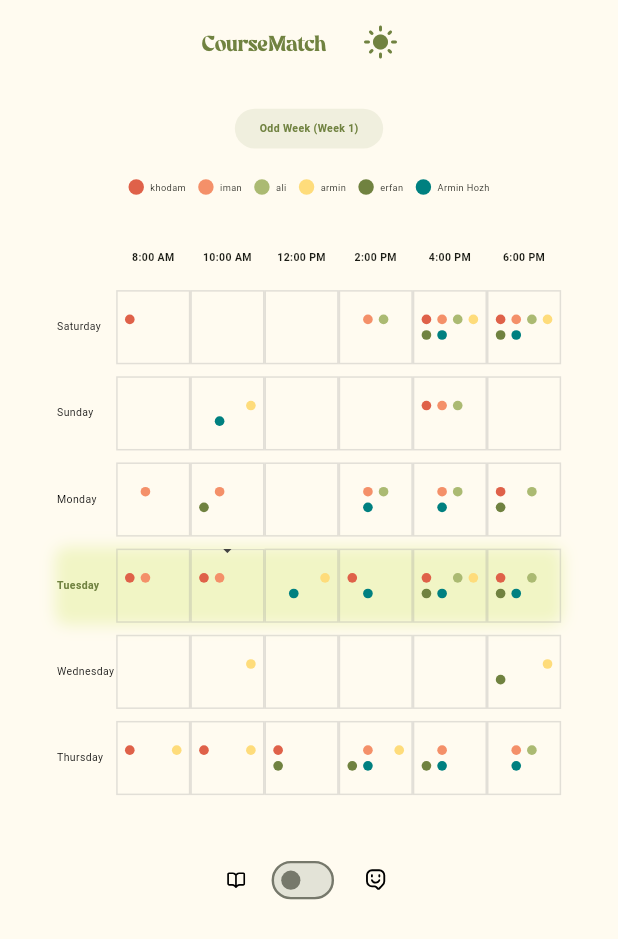
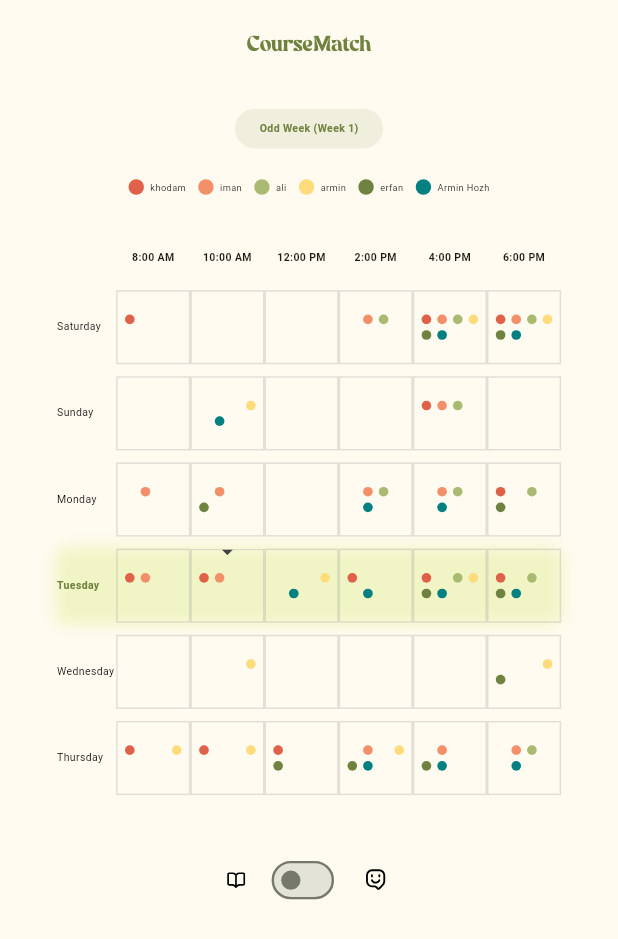
Before and after one commit to mohammad-elahii/course_match, a Flutter app: the screen it shows after launch, on a phone screen of 412 x 824 dp. Shown: the top 939 px of the screen. Run offline on Flutter 3.47's test engine with Material 3 defaults, Android fonts, the light colour scheme and no system bars; our stand-ins replace flutter_svg.

Commit message:
Revert: remove theme/dark-mode toggle and restore previous UI

```diff
--- a/lib/main.dart
+++ b/lib/main.dart
@@ -1,81 +1,22 @@
 import 'package:flutter/material.dart';
 import 'package:course_match/schedule_page.dart';
-import 'package:shared_preferences/shared_preferences.dart';
 
-void main() async {
-  WidgetsFlutterBinding.ensureInitialized();
-  final prefs = await SharedPreferences.getInstance();
-  final saved = prefs.getString('themeMode');
-  final initialMode = _themeModeFromString(saved);
-  runApp(MyApp(initialMode: initialMode));
+void main() {
+  runApp(const MyApp());
 }
 
-ThemeMode _themeModeFromString(String? value) {
-  switch (value) {
-    case 'dark':
-      return ThemeMode.dark;
-    case 'light':
-      return ThemeMode.light;
-    default:
-      return ThemeMode.system;
-  }
-}
-
-String _themeModeToString(ThemeMode mode) {
-  switch (mode) {
-    case ThemeMode.dark:
-      return 'dark';
-    case ThemeMode.light:
-      return 'light';
-    case ThemeMode.system:
-    default:
-      return 'system';
-  }
-}
-
-class MyApp extends StatefulWidget {
-  const MyApp({super.key, required this.initialMode});
-  final ThemeMode initialMode;
-
-  @override
-  State<MyApp> createState() => _MyAppState();
-}
-
-class _MyAppState extends State<MyApp> {
-  late ThemeMode _themeMode;
-
-  @override
-  void initState() {
-    super.initState();
-    _themeMode = widget.initialMode;
-  }
-
-  Future<void> _toggleTheme() async {
-    setState(() {
-      _themeMode = _themeMode == ThemeMode.dark ? ThemeMode.light : ThemeMode.dark;
-    });
-    final prefs = await SharedPreferences.getInstance();
-    await prefs.setString('themeMode', _themeModeToString(_themeMode));
-  }
+class MyApp extends StatelessWidget {
+  const MyApp({super.key});
 
   @override
   Widget build(BuildContext context) {
     return MaterialApp(
       title: 'CourseMatch',
       theme: ThemeData(
-        brightness: Brightness.light,
-        colorScheme: ColorScheme.fromSeed(seedColor: const Color(0xFF708240), brightness: Brightness.light),
-        scaffoldBackgroundColor: const Color(0xFFFFFBF0),
+        colorScheme: ColorScheme.fromSeed(seedColor: const Color(0xFF708240)),
         useMaterial3: true,
       ),
-      darkTheme: ThemeData(
-        brightness: Brightness.dark,
-        colorScheme: ColorScheme.fromSeed(seedColor: const Color(0xFF708240), brightness: Brightness.dark),
-        scaffoldBackgroundColor: const Color(0xFF121212),
-        useMaterial3: true,
-      ),
-      themeMode: _themeMode,
-      home: SchedulePage(title: 'CourseMatch', onToggleTheme: _toggleTheme, isDark: _themeMode == ThemeMode.dark),
+      home: const SchedulePage(title: 'CourseMatch'),
       debugShowCheckedModeBanner: false,
     );
   }
--- a/lib/schedule_page.dart
+++ b/lib/schedule_page.dart
@@ -4,10 +4,8 @@ import 'package:flutter/services.dart';
 import 'package:flutter_svg/svg.dart';
 
 class SchedulePage extends StatefulWidget {
-  const SchedulePage({super.key, required this.title, this.onToggleTheme, this.isDark = false});
+  const SchedulePage({super.key, required this.title});
   final String title;
-  final VoidCallback? onToggleTheme;
-  final bool isDark;
 
   @override
   State<SchedulePage> createState() => _SchedulePageState();
@@ -208,12 +206,6 @@ class _SchedulePageState extends State<SchedulePage> {
                 fontFamily: 'Sableklish',
                 fontSize: screenWidth * 0.035,
               ),
-            ),
-            SizedBox(width: 12),
-            IconButton(
-              tooltip: 'Toggle theme',
-              icon: Icon(widget.isDark ? Icons.dark_mode : Icons.light_mode, color: Color(0xFF708240)),
-              onPressed: widget.onToggleTheme,
             ),
           ],
         ),
@@ -504,7 +496,7 @@ class _SchedulePageState extends State<SchedulePage> {
                     ),
                     if (showPointer)
                       Positioned(
-                        top: -fontSize * 1.2,
+                        top: -fontSize * 1,
                         left: 0,
                         right: 0,
                         child: Icon(Icons.arrow_drop_down, color: Colors.grey[800], size: fontSize * 2.5),
```
Also changed, not shown: 1 other file.
